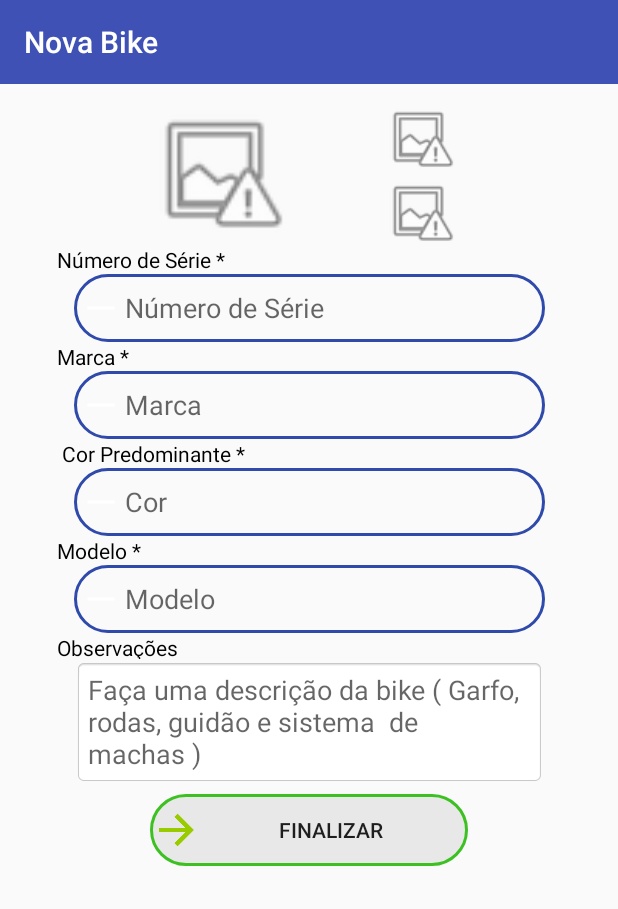
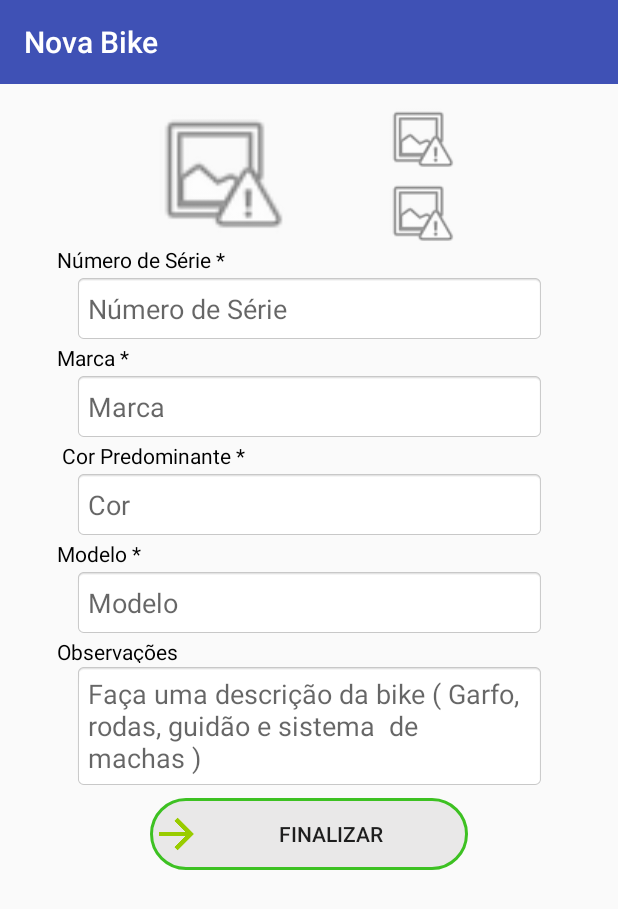
Before and after one commit to DouglasCastro21/BIKEJANU, an Android app: the CadastroBike screen opened directly, with no data from a screen before it, on a phone screen of 412 x 824 dp. Shown: the top 909 px of the screen. Run offline under Robolectric (Android 15) with nearby library versions, the phone set to English and light mode, and no system bars; our stand-ins replace Firebase (no records; nobody signed in at launch, a user with empty details on screens opened directly).

Commit message:
listagem de bikes para usuarios não logados

```diff
--- a/app/src/main/java/bike/douglas/com/bikejanu/Activity/CadastroBike.java
+++ b/app/src/main/java/bike/douglas/com/bikejanu/Activity/CadastroBike.java
@@ -31,7 +31,8 @@ public class CadastroBike extends AppCompatActivity  {
     private EditText descricao;
     public  Bike bike;
     private DatabaseReference firebase;
-    Usuarios usuarios;
+
+
 
 
     @Override
@@ -211,8 +212,11 @@ public class CadastroBike extends AppCompatActivity  {
             // o numero de serie virou id
            //String identificadorBike = Base64Custom.codificarBase64(bike.getNumero_serie());
 
-            // cadastra a bike no nó indicado
+            // cadastra a bike no nó todas as bikes
+            firebase = Configuracao_Firebase.getFirebase().child("TodasBikes");
+            firebase.child(bike.getNumero_serie()).setValue(bike);
 
+            // cadastra no nó usuario logado
             firebase = Configuracao_Firebase.getFirebase().child("Bikes");
             firebase.child(identificadorUsuario).child(bike.getNumero_serie()).setValue(bike);
 
--- a/app/src/main/java/bike/douglas/com/bikejanu/Fragments/Tab2Data.java
+++ b/app/src/main/java/bike/douglas/com/bikejanu/Fragments/Tab2Data.java
@@ -49,4 +49,6 @@ public  class Tab2Data extends Fragment {
 
         return view;
     }
+
+
 }
--- a/app/src/main/res/layout/activity_cadastro_bike.xml
+++ b/app/src/main/res/layout/activity_cadastro_bike.xml
@@ -74,13 +74,12 @@
     <EditText
         android:id="@+id/NumeroID"
         android:layout_width="314dp"
-        android:layout_height="45dp"
+        android:layout_height="46dp"
         android:layout_marginEnd="8dp"
         android:layout_marginLeft="8dp"
         android:layout_marginRight="8dp"
         android:layout_marginStart="8dp"
-        android:background="@drawable/background_campos"
-        android:drawableLeft="@drawable/ic_action_minus"
+        android:background="@android:drawable/editbox_background_normal"
         android:ems="10"
         android:hint="Número de Série"
         android:inputType="textPersonName"
@@ -91,13 +90,13 @@
     <EditText
         android:id="@+id/marcaID"
         android:layout_width="314dp"
-        android:layout_height="45dp"
+        android:layout_height="46dp"
         android:layout_marginEnd="8dp"
         android:layout_marginLeft="8dp"
         android:layout_marginRight="8dp"
         android:layout_marginStart="8dp"
-        android:background="@drawable/background_campos"
-        android:drawableLeft="@drawable/ic_action_minus"
+        android:background="@android:drawable/editbox_background_normal"
+
         android:ems="10"
         android:hint="Marca"
         android:inputType="textPersonName"
@@ -123,13 +122,12 @@
     <EditText
         android:id="@+id/corID"
         android:layout_width="314dp"
-        android:layout_height="45dp"
+        android:layout_height="46dp"
         android:layout_marginEnd="8dp"
         android:layout_marginLeft="8dp"
         android:layout_marginRight="8dp"
         android:layout_marginStart="8dp"
-        android:background="@drawable/background_campos"
-        android:drawableLeft="@drawable/ic_action_minus"
+        android:background="@android:drawable/editbox_background_normal"
         android:ems="10"
         android:hint="Cor"
         android:inputType="textPersonName"
@@ -155,13 +153,14 @@
     <EditText
         android:id="@+id/modeloID"
         android:layout_width="314dp"
-        android:layout_height="45dp"
+        android:layout_height="46dp"
         android:layout_marginEnd="8dp"
         android:layout_marginLeft="8dp"
         android:layout_marginRight="8dp"
         android:layout_marginStart="8dp"
-        android:background="@drawable/background_campos"
-        android:drawableLeft="@drawable/ic_action_minus"
+
+        android:background="@android:drawable/editbox_background_normal"
+
         android:ems="10"
         android:hint="Modelo"
 
```
Also changed, not shown: app/src/main/java/bike/douglas/com/bikejanu/Activity/AlertarFurtoRoubo.java (+16 -0 lines), app/src/main/java/bike/douglas/com/bikejanu/Adapter/BikeAdapter.java (+35 -37 lines), app/src/main/java/bike/douglas/com/bikejanu/Fragments/AreaUsuario.java (+2 -6 lines), app/src/main/java/bike/douglas/com/bikejanu/Fragments/Tab1Codigo.java (+27 -9 lines), app/src/main/java/bike/douglas/com/bikejanu/Fragments/Tab3Cor.java (+141 -0 lines), app/src/main/res/layout/activity_alertar_furto_roubo.xml (+26 -15 lines), app/src/main/res/layout/activity_cadastro_usuario.xml (+19 -19 lines).
